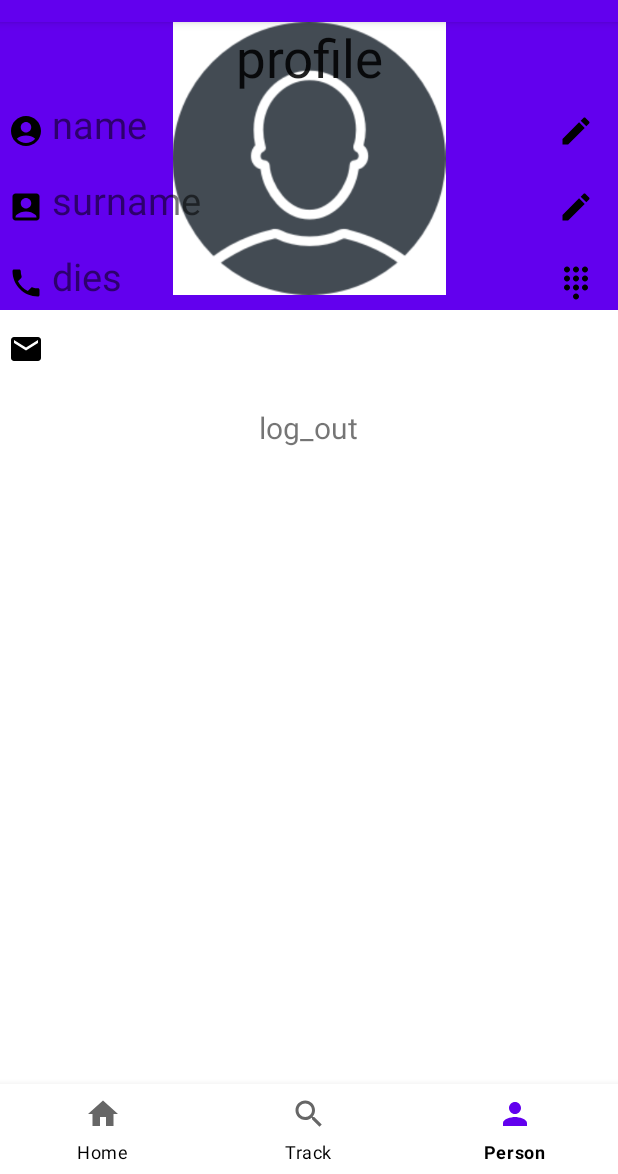
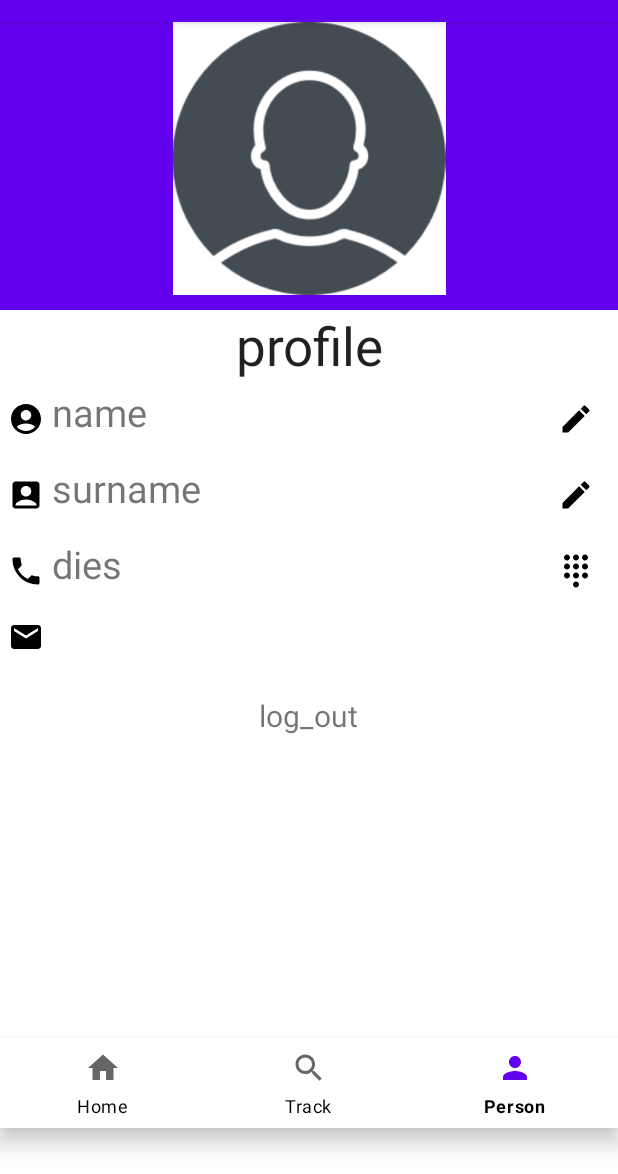
Before and after one commit to Young1290/FinalYearProject, an Android app: the PersonFragment screen opened directly, with no data from a screen before it, on a phone screen of 412 x 824 dp, the part 62-1236 px from its top. Run offline under Robolectric (Android 15) with nearby library versions, the phone set to English and light mode, and no system bars; our stand-ins replace Firebase (no records; nobody signed in at launch, a user with empty details on screens opened directly), Picasso; pictures from the network do not load; 3 statements that could not run were skipped.

Commit message:
Initial commit

```diff
--- a/app/src/main/AndroidManifest.xml
+++ b/app/src/main/AndroidManifest.xml
@@ -6,6 +6,8 @@
     <uses-permission android:name="android.permission.ACCESS_FINE_LOCATION" />
     <uses-permission android:name="android.permission.ACCESS_COARSE_LOCATION" />
     <uses-permission android:name="android.permission.INTERNET" />
+    <uses-permission android:name="android.permission.WRITE_EXTERNAL_STORAGE"/>
+    <uses-permission android:name="android.permission.READ_EXTERNAL_STORAGE"/>
 
     <application
         android:allowBackup="true"
@@ -65,7 +67,7 @@
             android:name=".Page2"
             android:exported="false" />
         <activity
-            android:name=".MainActivity"
+            android:name=".Page1"
             android:exported="true">
             <intent-filter>
                 <action android:name="android.intent.action.MAIN" />
--- a/app/src/main/java/com/example/finalyearproject/Login.java
+++ b/app/src/main/java/com/example/finalyearproject/Login.java
@@ -63,7 +63,7 @@ public class Login extends AppCompatActivity {
                                         Toast.makeText(getApplicationContext(),"Error",Toast.LENGTH_SHORT).show();
                                     }
                                 } else {
-                                    Intent intent = new Intent(Login.this, HomeFragment.class);
+                                    Intent intent = new Intent(Login.this, PersonFragment.class);
                                     startActivity(intent);
                                     finish();
                                 }
--- a/app/src/main/java/com/example/finalyearproject/MainActivity.java
+++ b/app/src/main/java/com/example/finalyearproject/Page1.java
@@ -7,7 +7,7 @@ import android.os.Bundle;
 import android.view.View;
 import android.widget.Button;
 
-public class MainActivity extends AppCompatActivity {
+public class Page1 extends AppCompatActivity {
     private Button button;
     @Override
     protected void onCreate(Bundle savedInstanceState) {
--- a/app/src/main/java/com/example/finalyearproject/Page3.java
+++ b/app/src/main/java/com/example/finalyearproject/Page3.java
@@ -36,7 +36,7 @@ public class Page3 extends AppCompatActivity {
     }
 
     public void openActivity2() {
-        Intent intent = new Intent(this, HomeFragment.class);
+        Intent intent = new Intent(this, Login.class);
         startActivity(intent);
     }
 
--- a/app/src/main/java/com/example/finalyearproject/PersonFragment.java
+++ b/app/src/main/java/com/example/finalyearproject/PersonFragment.java
@@ -56,7 +56,7 @@ public class PersonFragment extends AppCompatActivity {
         DatabaseReference databaseReference = firebaseDatabase.getReference(firebaseAuth.getUid());
         StorageReference storageReference = firebaseStorage.getReference();
         // Get the image stored on Firebase via "User id/Images/Profile Pic.jpg".
-        storageReference.child(firebaseAuth.getUid()).child("Images").child("Profile Pic").getDownloadUrl().addOnSuccessListener(new OnSuccessListener<Uri>() {
+        storageReference.child(firebaseAuth.getUid()).child("Images").child("Profile_Pic").getDownloadUrl().addOnSuccessListener(new OnSuccessListener<Uri>() {
             @Override
             public void onSuccess(Uri uri) {
                 // Using "Picasso" (http://square.github.io/picasso/) after adding the dependency in the Gradle.
@@ -212,7 +212,7 @@ public class PersonFragment extends AppCompatActivity {
 
     public void navigateLogOut(View v) {
         FirebaseAuth.getInstance().signOut();
-        Intent intent = new Intent(this, MainActivity.class);
+        Intent intent = new Intent(this, Page1.class);
         startActivity(intent);
     }
 }
--- a/app/src/main/res/layout/activity_page1.xml
+++ b/app/src/main/res/layout/activity_page1.xml
@@ -4,7 +4,7 @@
     xmlns:tools="http://schemas.android.com/tools"
     android:layout_width="match_parent"
     android:layout_height="match_parent"
-    tools:context=".MainActivity">
+    tools:context=".Page1">
 
     <ImageView
         android:id="@+id/imageView"
--- a/app/src/main/res/layout/activity_page3.xml
+++ b/app/src/main/res/layout/activity_page3.xml
@@ -4,7 +4,7 @@
     xmlns:tools="http://schemas.android.com/tools"
     android:layout_width="match_parent"
     android:layout_height="match_parent"
-    tools:context=".MainActivity">
+    tools:context=".Page1">
 
     <ImageView
         android:id="@+id/imageView"
--- a/app/src/main/res/layout/activity_person_fragment.xml
+++ b/app/src/main/res/layout/activity_person_fragment.xml
@@ -1,19 +1,11 @@
 <?xml version="1.0" encoding="utf-8"?>
-<RelativeLayout xmlns:android="http://schemas.android.com/apk/res/android"
+<androidx.constraintlayout.widget.ConstraintLayout  xmlns:android="http://schemas.android.com/apk/res/android"
     xmlns:app="http://schemas.android.com/apk/res-auto"
     xmlns:tools="http://schemas.android.com/tools"
     android:layout_width="match_parent"
     android:layout_height="match_parent"
     tools:context=".PersonFragment">
 
-    <com.google.android.material.bottomnavigation.BottomNavigationView
-        android:id="@+id/bottom_navigation"
-        android:layout_width="match_parent"
-        android:layout_height="60dp"
-        android:layout_alignParentBottom="true"
-
-        app:itemTextColor="@color/black"
-        app:menu="@menu/bottom_navigation" />
     <com.google.android.material.appbar.AppBarLayout
         android:id="@+id/appbar"
         android:layout_width="match_parent"
@@ -24,30 +16,39 @@
             app:contentScrim="?attr/colorPrimary"
             app:layout_scrollFlags="scroll|exitUntilCollapsed"
             app:toolbarId="@+id/toolbar">
+
             <ImageView
                 android:id="@+id/profile_pic_imageView"
                 android:layout_width="match_parent"
                 android:layout_height="182dp"
+                android:foreground="@drawable/rounded_fg"
                 android:gravity="center_vertical"
                 android:src="@drawable/defavatar"
                 app:layout_constraintEnd_toEndOf="parent"
                 app:layout_constraintStart_toStartOf="parent"
-                app:layout_constraintTop_toTopOf="parent"
-                android:foreground="@drawable/rounded_fg"/>
+                app:layout_constraintTop_toTopOf="parent" />
+
             <androidx.appcompat.widget.Toolbar
                 android:id="@+id/toolbar"
                 android:layout_width="match_parent"
                 android:layout_height="?attr/actionBarSize"></androidx.appcompat.widget.Toolbar>
         </com.google.android.material.appbar.CollapsingToolbarLayout>
     </com.google.android.material.appbar.AppBarLayout>
+
     <androidx.core.widget.NestedScrollView
+        android:id="@+id/nestedScrollView"
         android:layout_width="match_parent"
         android:layout_height="match_parent"
-        app:layout_behavior="android.support.design.widget.AppBarLayout$ScrollingViewBehavior">
+        android:layout_marginTop="192dp"
+        app:layout_behavior="android.support.design.widget.AppBarLayout$ScrollingViewBehavior"
+        app:layout_constraintTop_toTopOf="parent"
+        tools:layout_editor_absoluteX="0dp">
+
         <LinearLayout
             android:layout_width="match_parent"
             android:layout_height="wrap_content"
             android:orientation="vertical">
+
             <TextView
                 android:id="@+id/textViewProfile"
                 android:layout_width="match_parent"
@@ -55,20 +56,23 @@
                 android:gravity="center_horizontal"
                 android:text="profile"
                 android:textAppearance="?android:attr/textAppearanceLarge"
-                android:textSize="35sp"/>
+                android:textSize="35sp" />
+
             <TableRow
                 android:layout_width="match_parent"
                 android:layout_height="wrap_content"
                 android:weightSum="2">
+
                 <ImageView
                     android:id="@+id/imageViewName"
                     android:layout_width="wrap_content"
                     android:layout_height="match_parent"
-                    app:srcCompat="@drawable/ic_baseline_account_circle_24"
+                    android:layout_marginLeft="5dp"
                     android:layout_marginTop="1dp"
+                    android:layout_marginRight="5dp"
                     android:layout_marginBottom="1dp"
-                    android:layout_marginRight="5dp"
-                    android:layout_marginLeft="5dp"/>
+                    app:srcCompat="@drawable/ic_baseline_account_circle_24" />
+
                 <TextView
                     android:id="@+id/profile_name_textView"
                     android:layout_width="280dp"
@@ -76,31 +80,35 @@
                     android:layout_marginTop="1dp"
                     android:layout_marginBottom="1dp"
                     android:text="name"
-                    android:textSize="25sp"/>
+                    android:textSize="25sp" />
+
                 <Button
                     android:id="@+id/buttonEditName"
+                    style="?android:attr/borderlessButtonStyle"
                     android:layout_width="match_parent"
                     android:layout_height="wrap_content"
+                    android:layout_marginTop="1dp"
+                    android:layout_marginBottom="1dp"
                     android:layout_toRightOf="@+id/profile_name_textView"
                     android:drawableRight="@drawable/ic_baseline_create_24"
-                    style="?android:attr/borderlessButtonStyle"
-                    android:onClick="buttonClickedEditName"
-                    android:layout_marginTop="1dp"
-                    android:layout_marginBottom="1dp"/>
+                    android:onClick="buttonClickedEditName" />
             </TableRow>
+
             <TableRow
                 android:layout_width="fill_parent"
                 android:layout_height="wrap_content"
                 android:weightSum="2">
+
                 <ImageView
                     android:id="@+id/imageViewSurname"
                     android:layout_width="wrap_content"
                     android:layout_height="match_parent"
-                    app:srcCompat="@drawable/ic_baseline_account_box_24"
+                    android:layout_marginLeft="5dp"
                     android:layout_marginTop="1dp"
+                    android:layout_marginRight="5dp"
                     android:layout_marginBottom="1dp"
-                    android:layout_marginRight="5dp"
-                    android:layout_marginLeft="5dp"/>
+                    app:srcCompat="@drawable/ic_baseline_account_box_24" />
+
                 <TextView
                     android:id="@+id/profile_surname_textView"
                     android:layout_width="280dp"
@@ -108,31 +116,35 @@
                     android:layout_marginTop="1dp"
                     android:layout_marginBottom="1dp"
                     android:text="surname"
-                    android:textSize="25sp"/>
+                    android:textSize="25sp" />
+
                 <Button
                     android:id="@+id/buttonEditSurname"
+                    style="?android:attr/borderlessButtonStyle"
                     android:layout_width="match_parent"
                     android:layout_height="wrap_content"
+                    android:layout_marginTop="1dp"
+                    android:layout_marginBottom="1dp"
                     android:layout_toRightOf="@+id/profile_name_textView"
                     android:drawableRight="@drawable/ic_baseline_create_24"
-                    style="?android:attr/borderlessButtonStyle"
-                    android:onClick="buttonClickedEditSurname"
-                    android:layout_marginTop="1dp"
-                    android:layout_marginBottom="1dp"/>
+                    android:onClick="buttonClickedEditSurname" />
             </TableRow>
+
             <TableRow
                 android:layout_width="fill_parent"
                 android:layout_height="wrap_content"
                 android:weightSum="2">
+
                 <ImageView
                     android:id="@+id/imageViewPhone"
                     android:layout_width="wrap_content"
                     android:layout_height="match_parent"
-                    app:srcCompat="@drawable/ic_baseline_phone_24"
+                    android:layout_marginLeft="5dp"
                     android:layout_marginTop="1dp"
+                    android:layout_marginRight="5dp"
                     android:layout_marginBottom="1dp"
-                    android:layout_marginRight="5dp"
-                    android:layout_marginLeft="5dp"/>
+                    app:srcCompat="@drawable/ic_baseline_phone_24" />
+
                 <TextView
                     android:id="@+id/profile_phoneno_textView"
                     android:layout_width="280dp"
@@ -140,31 +152,35 @@
                     android:layout_marginTop="1dp"
                     android:layout_marginBottom="1dp"
                     android:text="dies"
-                    android:textSize="25sp"/>
+                    android:textSize="25sp" />
+
                 <Button
                     android:id="@+id/buttonEditPhoneNo"
+                    style="?android:attr/borderlessButtonStyle"
                     android:layout_width="match_parent"
                     android:layout_height="wrap_content"
+                    android:layout_marginTop="1dp"
+                    android:layout_marginBottom="1dp"
                     android:layout_toRightOf="@+id/profile_name_textView"
                     android:drawableRight="@drawable/ic_baseline_dialpad_24"
-                    style="?android:attr/borderlessButtonStyle"
-                    android:onClick="buttonClickedEditPhoneNo"
-                    android:layout_marginTop="1dp"
-                    android:layout_marginBottom="1dp"/>
+                    android:onClick="buttonClickedEditPhoneNo" />
             </TableRow>
+
             <TableRow
                 android:layout_width="fill_parent"
                 android:layout_height="wrap_content"
                 android:weightSum="2">
+
                 <ImageView
                     android:id="@+id/imageViewMail"
                     android:layout_width="wrap_content"
                     android:layout_height="match_parent"
-                    app:srcCompat="@drawable/ic_baseline_email_24"
+                    android:layout_marginLeft="5dp"
                     android:layout_marginTop="1dp"
+                    android:layout_marginRight="5dp"
                     android:layout_marginBottom="1dp"
-                    android:layout_marginRight="5dp"
-                    android:layout_marginLeft="5dp"/>
+                    app:srcCompat="@drawable/ic_baseline_email_24" />
+
                 <TextView
                     android:id="@+id/textViewEmailAdress"
                     android:layout_width="377dp"
@@ -172,20 +188,35 @@
                     android:layout_marginTop="1dp"
                     android:layout_marginBottom="1dp"
                     android:text="mail_address"
-                    android:textSize="25sp"/>
+                    android:textSize="25sp" />
             </TableRow>
+
             <TextView
                 android:id="@+id/btn_log_out"
-                android:textSize="20sp"
                 android:layout_width="wrap_content"
                 android:layout_height="wrap_content"
                 android:layout_gravity="center_horizontal"
                 android:layout_marginTop="20dp"
                 android:layout_marginBottom="20dp"
+                android:clickable="true"
+                android:gravity="center"
+                android:onClick="navigateLogOut"
                 android:text="log_out"
-                android:onClick="navigateLogOut"
-                android:clickable="true"
-                android:gravity="center" />
+                android:textSize="20sp" />
         </LinearLayout>
     </androidx.core.widget.NestedScrollView>
-</RelativeLayout>
+
+    <com.google.android.material.bottomnavigation.BottomNavigationView
+        android:id="@+id/bottom_navigation"
+        android:layout_width="match_parent"
+        android:layout_height="60dp"
+        android:layout_alignParentBottom="true"
+
+        android:layout_marginTop="465dp"
+        app:itemTextColor="@color/black"
+        app:layout_constraintBottom_toBottomOf="parent"
+        app:layout_constraintTop_toTopOf="@+id/nestedScrollView"
+        app:layout_constraintVertical_bias="0.39"
+        app:menu="@menu/bottom_navigation"
+        tools:layout_editor_absoluteX="2dp" />
+</androidx.constraintlayout.widget.ConstraintLayout>
```
Also changed, not shown: app/src/main/java/com/example/finalyearproject/EditProfileActivity.java (+4 -4 lines), app/src/main/java/com/example/finalyearproject/Register.java (+1 -11 lines), app/src/main/res/layout/activity_edit_profile.xml (+39 -19 lines), 1 other file.
